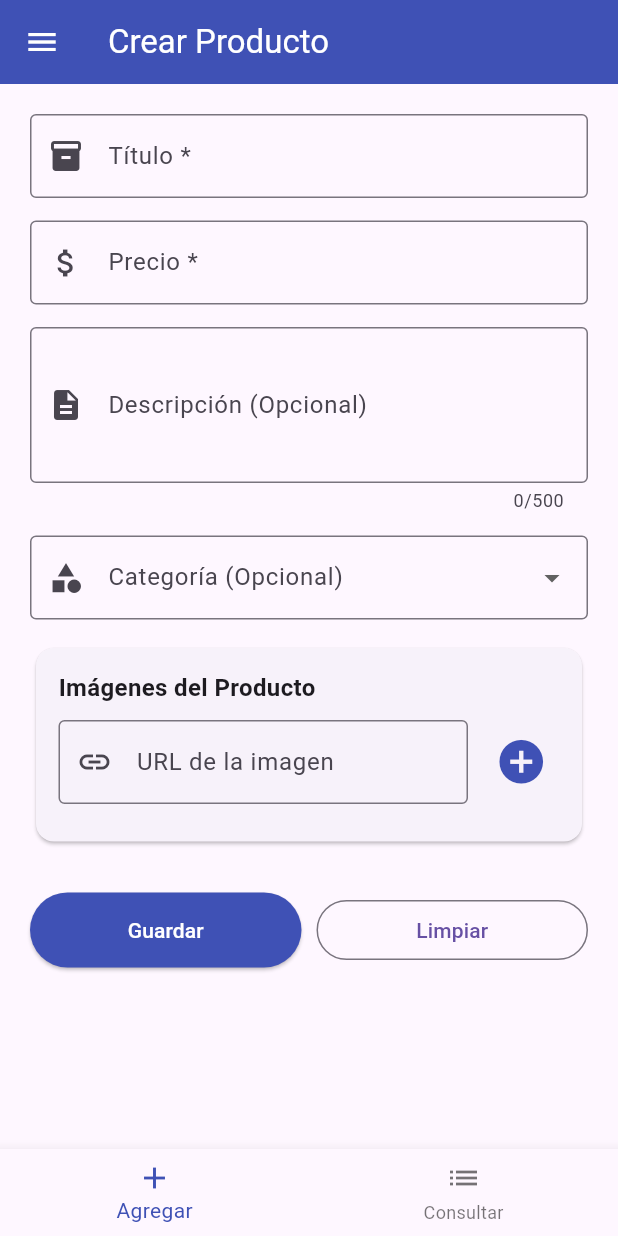
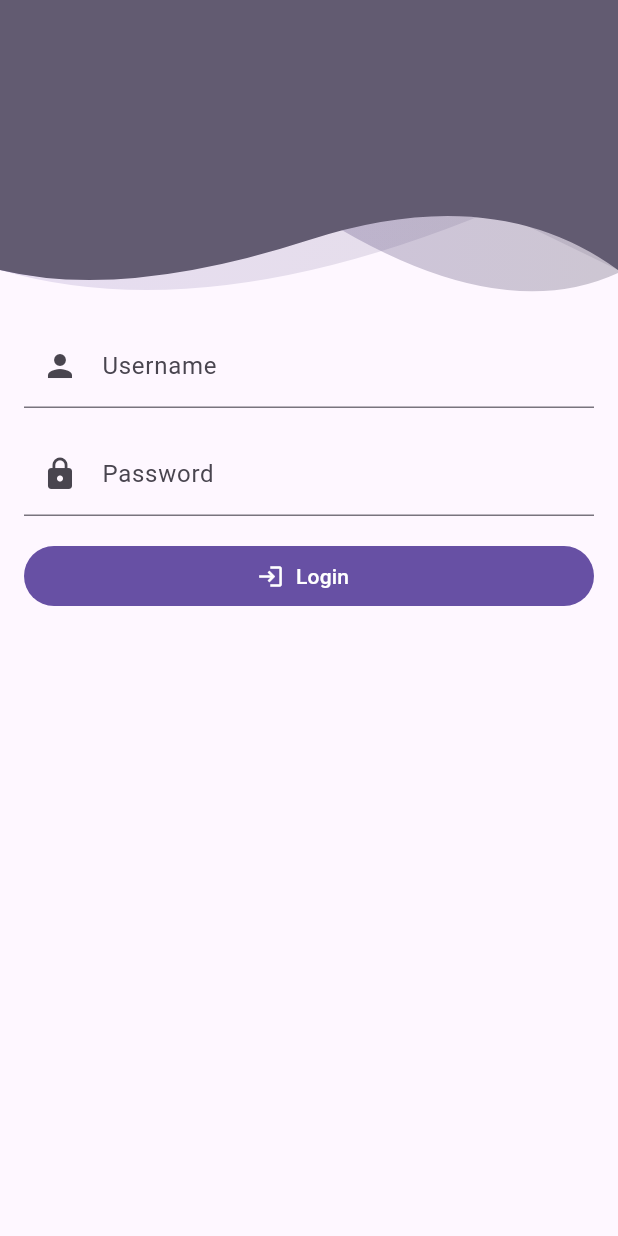
Before and after one commit to Andressalasf/proyecto_flutter_v2, a Flutter app: the screen it shows after launch, on a phone screen of 412 x 824 dp. Run offline on Flutter 3.47's test engine with Material 3 defaults, Android fonts, the phone set to English and light mode, and no system bars; our stand-ins replace dio, flutter_secure_storage, go_router, skeletonizer.

```diff
--- a/demo/lib/config/router/router.dart
+++ b/demo/lib/config/router/router.dart
@@ -1,5 +1,8 @@
 import 'package:demo/config/router/router_model.dart';
 import 'package:demo/presentation/main_screen.dart';
+import 'package:demo/presentation/profile/profile_screen.dart';
+import 'package:demo/presentation/public/auth/auth_screen.dart';
+import 'package:demo/services/auth_service.dart';
 import 'package:flutter/material.dart';
 import 'package:go_router/go_router.dart';
 
@@ -7,7 +10,7 @@ final routerConfig = <RouterModel>[
   RouterModel(
     name: MainScreen.name,
     description: "Pantalla principal",
-    patch: "/",
+    patch: "/home",
     icon: Icons.home,
     screen: (context, state) => const MainScreen(),
     isVisible: true,
@@ -17,7 +20,33 @@ final routerConfig = <RouterModel>[
 
 final router = GoRouter(
   initialLocation: '/',
+  redirect: (context, state) async {
+    final isAuthenticated = await AuthService.isAuthenticated();
+    final isGoingToAuth = state.matchedLocation == '/';
+
+    // Si no está autenticado y no va al login, redirigir al login
+    if (!isAuthenticated && !isGoingToAuth) {
+      return '/';
+    }
+
+    // Si está autenticado y va al login, redirigir al home
+    if (isAuthenticated && isGoingToAuth) {
+      return '/home';
+    }
+
+    return null; // No redirigir
+  },
   routes: <GoRoute>[
+    GoRoute(
+      path: '/',
+      name: AuthScreen.name,
+      builder: (context, state) => const AuthScreen(),
+    ),
+    GoRoute(
+      path: '/profile',
+      name: ProfileScreen.name,
+      builder: (context, state) => const ProfileScreen(),
+    ),
     ...routerConfig.map(
       (e) => GoRoute(path: e.patch, name: e.name, builder: e.screen),
     ),
--- /dev/null
+++ b/demo/lib/models/admin/auth_model.dart
@@ -0,0 +1,13 @@
+class AuthModel {
+  String accessToken;
+  String refreshToken;
+
+  AuthModel({required this.accessToken, required this.refreshToken});
+
+  factory AuthModel.fromJson(Map<String, dynamic> json) {
+    return AuthModel(
+      accessToken: json['access_token'] ?? 'No token',
+      refreshToken: json['refresh_token'] ?? 'No token',
+    );
+  }
+}
--- /dev/null
+++ b/demo/lib/presentation/public/auth/auth_screen.dart
@@ -0,0 +1,118 @@
+import 'package:demo/presentation/public/auth/header_widget.dart';
+import 'package:demo/services/auth_service.dart';
+import 'package:flutter/material.dart';
+import 'package:go_router/go_router.dart';
+
+class AuthScreen extends StatefulWidget {
+  static const String name = "auth_screen";
+  const AuthScreen({super.key});
+
+  @override
+  State<AuthScreen> createState() => _AuthScreenState();
+}
+
+class _AuthScreenState extends State<AuthScreen> {
+  final _formKey = GlobalKey<FormState>();
+  final _userController = TextEditingController();
+  final _passwordController = TextEditingController();
+  bool _loading = false;
+
+  void _login(BuildContext context) async {
+    if (!_formKey.currentState!.validate()) {
+      ScaffoldMessenger.of(
+        context,
+      ).showSnackBar(const SnackBar(content: Text('Please finish all field')));
+      return;
+    }
+
+    setState(() {
+      _loading = true;
+    });
+
+    final error = await AuthService.getToken(
+      _userController.text,
+      _passwordController.text,
+    );
+
+    // Es importante asegurarse que el widget todavía está montado antes de usar el context
+    if (!mounted) return;
+
+    if (error == null) {
+      // Éxito
+      context.go('/home');
+    } else {
+      // Fallo
+      ScaffoldMessenger.of(
+        context,
+      ).showSnackBar(SnackBar(content: Text(error)));
+      setState(() {
+        _loading = false;
+      });
+    }
+  }
+
+  @override
+  Widget build(BuildContext context) {
+    return Scaffold(
+      body: SingleChildScrollView(
+        child: SafeArea(
+          child: Column(
+            children: [
+              HeaderWidget(200),
+              Padding(
+                padding: EdgeInsets.all(16.0),
+                child: Form(
+                  key: _formKey,
+                  child: Column(
+                    mainAxisAlignment: MainAxisAlignment.center,
+                    children: [
+                      TextFormField(
+                        controller: _userController,
+                        decoration: const InputDecoration(
+                          labelText: 'Username',
+                          prefixIcon: Icon(Icons.person),
+                        ),
+                        keyboardType: TextInputType.text,
+                        validator: (value) {
+                          return value == null || value.isEmpty
+                              ? 'Email is required'
+                              : null;
+                        },
+                      ),
+                      const SizedBox(height: 16),
+                      TextFormField(
+                        controller: _passwordController,
+                        decoration: const InputDecoration(
+                          labelText: 'Password',
+                          prefixIcon: Icon(Icons.lock),
+                        ),
+                        keyboardType: TextInputType.text,
+                        obscureText: true,
+                        validator: (value) {
+                          return value == null || value.isEmpty
+                              ? 'Password is required'
+                              : null;
+                        },
+                      ),
+                      const SizedBox(height: 16),
+                      SizedBox(
+                        width: double.infinity,
+                        child: FilledButton.icon(
+                          label: Text('Login'),
+                          onPressed: _loading ? null : () => _login(context),
+                          icon: _loading
+                              ? CircularProgressIndicator()
+                              : Icon(Icons.login),
+                        ),
+                      ),
+                    ],
+                  ),
+                ),
+              ),
+            ],
+          ),
+        ),
+      ),
+    );
+  }
+}
--- /dev/null
+++ b/demo/lib/presentation/public/auth/header_widget.dart
@@ -0,0 +1,122 @@
+import 'package:flutter/material.dart';
+
+class HeaderWidget extends StatelessWidget {
+  final double height;
+
+  const HeaderWidget(this.height, {super.key});
+
+  @override
+  Widget build(BuildContext context) {
+    final double width = MediaQuery.of(context).size.width;
+    final theme = Theme.of(context);
+    final primaryColor = theme.colorScheme.primary;
+    final secondaryColor = theme.colorScheme.secondary;
+
+    return SizedBox(
+      height: height,
+      child: Stack(
+        children: [
+          _buildShape(
+            width: width,
+            height: height,
+            offsets: [
+              Offset(width * 0.2, height),
+              Offset(width * 0.5, height - 60),
+              Offset(width * 0.8, height + 20),
+              Offset(width, height - 18),
+            ],
+            gradientColors: [
+              primaryColor.withValues().withAlpha(80),
+              secondaryColor.withValues().withAlpha(80),
+            ],
+          ),
+          _buildShape(
+            width: width,
+            height: height,
+            offsets: [
+              Offset(width / 3, height + 20),
+              Offset(width * 0.8, height - 60),
+              Offset(width * 0.8, height - 60),
+              Offset(width, height - 20),
+            ],
+            gradientColors: [
+              primaryColor.withValues().withAlpha(40),
+              secondaryColor.withValues().withAlpha(40),
+            ],
+          ),
+          _buildShape(
+            width: width,
+            height: height,
+            offsets: [
+              Offset(width * 0.2, height),
+              Offset(width * 0.5, height - 40),
+              Offset(width * 0.8, height - 80),
+              Offset(width, height - 20),
+            ],
+            solidColor: secondaryColor,
+          ),
+        ],
+      ),
+    );
+  }
+
+  Widget _buildShape({
+    required double width,
+    required double height,
+    required List<Offset> offsets,
+    List<Color>? gradientColors,
+    Color? solidColor,
+  }) {
+    return ClipPath(
+      clipper: ShapeClipper(offsets),
+      child: Container(
+        decoration: BoxDecoration(
+          gradient: gradientColors != null
+              ? LinearGradient(
+                  colors: gradientColors,
+                  begin: const FractionalOffset(0.0, 0.0),
+                  end: const FractionalOffset(1.0, 0.0),
+                  stops: const [0.0, 1.0],
+                  tileMode: TileMode.clamp,
+                )
+              : null,
+          color: solidColor,
+        ),
+      ),
+    );
+  }
+}
+
+class ShapeClipper extends CustomClipper<Path> {
+  final List<Offset> _offsets;
+  const ShapeClipper(this._offsets);
+  @override
+  Path getClip(Size size) {
+    final path = Path();
+    path.lineTo(0.0, size.height - 20);
+    path.quadraticBezierTo(
+      _offsets[0].dx,
+      _offsets[0].dy,
+      _offsets[1].dx,
+      _offsets[1].dy,
+    );
+    path.quadraticBezierTo(
+      _offsets[2].dx,
+      _offsets[2].dy,
+      _offsets[3].dx,
+      _offsets[3].dy,
+    );
+
+    // path.lineTo(size.width, size.height-20);
+    path.lineTo(size.width, 0.0);
+    path.close();
+
+    return path;
+  }
+
+  @override
+  bool shouldReclip(covariant ShapeClipper oldClipper) {
+    // Re-recorta solo si los offsets han cambiado.
+    return oldClipper._offsets != _offsets;
+  }
+}
--- a/demo/lib/services/api_service.dart
+++ b/demo/lib/services/api_service.dart
@@ -1,11 +1,13 @@
+import 'package:demo/helper/interceptor.dart';
 import 'package:dio/dio.dart';
 import '../models/product_model.dart';
 
 class ApiService {
-  // Si usas Chrome Web: http://localhost:3000
-  // Si usas emulador/dispositivo: http://192.168.1.4:3000
-  final String url = 'http://localhost:3000/api/v1';
-  final Dio _dio = Dio();
+  // API pública de prueba - Platzi Fake Store API
+  // Para usar tu servidor local: 'http://localhost:3000/api/v1'
+  // Si usas emulador/dispositivo: 'http://192.168.1.4:3000/api/v1'
+  final String url = 'https://api.escuelajs.co/api/v1';
+  final Dio _dio = Dio()..interceptors.add(AuthInterceptor());
 
   // Crear un producto
   Future<String> createProduct(Product product) async {
--- /dev/null
+++ b/demo/lib/services/auth_service.dart
@@ -0,0 +1,90 @@
+import 'package:demo/helper/interceptor.dart';
+import 'package:demo/models/admin/auth_model.dart';
+import 'package:dio/dio.dart';
+import 'package:flutter_secure_storage/flutter_secure_storage.dart';
+
+class AuthService {
+  static final Dio _dio = Dio()..interceptors.add(AuthInterceptor());
+  static const FlutterSecureStorage _storage = FlutterSecureStorage();
+  static const String _baseUrl = 'https://api.escuelajs.co/api/v1';
+  static const String _tokenKey = 'token';
+  static const String _refreshTokenKey = 'refresh_token';
+
+  /// Obtiene el token de autenticación
+  /// Retorna null si el login es exitoso, o un mensaje de error si falla
+  static Future<String?> getToken(String email, String password) async {
+    try {
+      _dio.options.connectTimeout = const Duration(seconds: 10);
+      _dio.options.receiveTimeout = const Duration(seconds: 10);
+
+      final response = await _dio.post(
+        '$_baseUrl/auth/login',
+        data: {'email': email, 'password': password},
+      );
+
+      if (response.statusCode == 201 || response.statusCode == 200) {
+        final authModel = AuthModel.fromJson(response.data);
+
+        // Guardar tokens en FlutterSecureStorage
+        await _storage.write(key: _tokenKey, value: authModel.accessToken);
+        await _storage.write(
+          key: _refreshTokenKey,
+          value: authModel.refreshToken,
+        );
+
+        return null; // Éxito
+      } else {
+        return 'Error del servidor: ${response.statusCode}';
+      }
+    } on DioException catch (e) {
+      if (e.response?.statusCode == 401) {
+        return 'Usuario o contraseña incorrectos';
+      } else if (e.type == DioExceptionType.connectionTimeout) {
+        return 'Tiempo de conexión agotado';
+      } else if (e.type == DioExceptionType.connectionError) {
+        return 'Error de conexión. Verifica tu internet';
+      } else {
+        return 'Error de red: ${e.message}';
+      }
+    } catch (e) {
+      return 'Error inesperado: $e';
+    }
+  }
+
+  /// Obtiene el token guardado
+  static Future<String?> getSavedToken() async {
+    return await _storage.read(key: _tokenKey);
+  }
+
+  /// Verifica si el usuario está autenticado
+  static Future<bool> isAuthenticated() async {
+    final token = await getSavedToken();
+    return token != null && token.isNotEmpty;
+  }
+
+  /// Cierra sesión eliminando los tokens
+  static Future<void> logout() async {
+    await _storage.delete(key: _tokenKey);
+    await _storage.delete(key: _refreshTokenKey);
+  }
+
+  /// Obtiene el perfil del usuario autenticado
+  static Future<Map<String, dynamic>?> getProfile() async {
+    try {
+      final token = await getSavedToken();
+      if (token == null) return null;
+
+      final response = await _dio.get(
+        '$_baseUrl/auth/profile',
+        options: Options(headers: {'Authorization': 'Bearer $token'}),
+      );
+
+      if (response.statusCode == 200) {
+        return response.data;
+      }
+      return null;
+    } catch (e) {
+      return null;
+    }
+  }
+}
--- a/demo/pubspec.yaml
+++ b/demo/pubspec.yaml
@@ -37,6 +37,9 @@ dependencies:
   go_router: ^16.2.5
   dio: ^5.9.0
   intl: ^0.19.0
+  shared_preferences: ^2.5.3
+  flutter_secure_storage: ^9.2.4
+  skeletonizer: ^2.1.1
 
 dev_dependencies:
   flutter_test:
```
Also changed, not shown: demo/lib/helper/interceptor.dart (added, +55 -0 lines), demo/lib/models/product_model.dart (+7 -3 lines), demo/lib/models/profile_model.dart (added, +34 -0 lines), demo/lib/presentation/products/products_screen.dart (+7 -3 lines), demo/lib/presentation/profile/profile_screen.dart (added, +178 -0 lines), demo/lib/presentation/widget/layout/drawer_widget.dart (+8 -0 lines), demo/lib/services/profile_service.dart (added, +20 -0 lines), demo/pubspec.lock, 6 other files.
